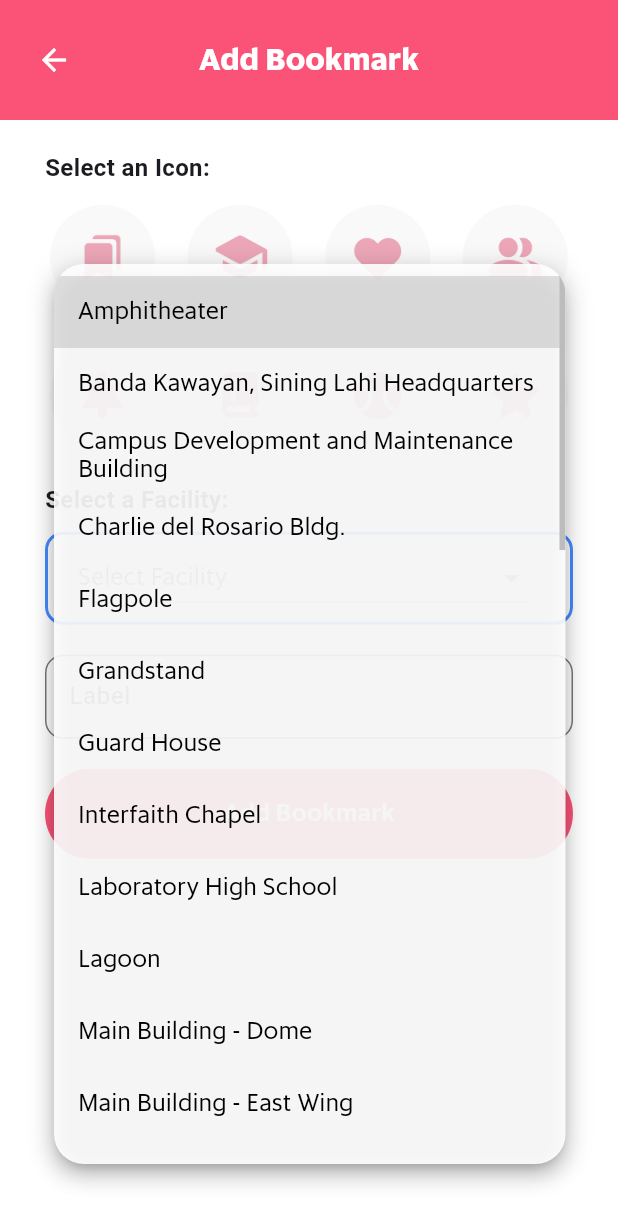
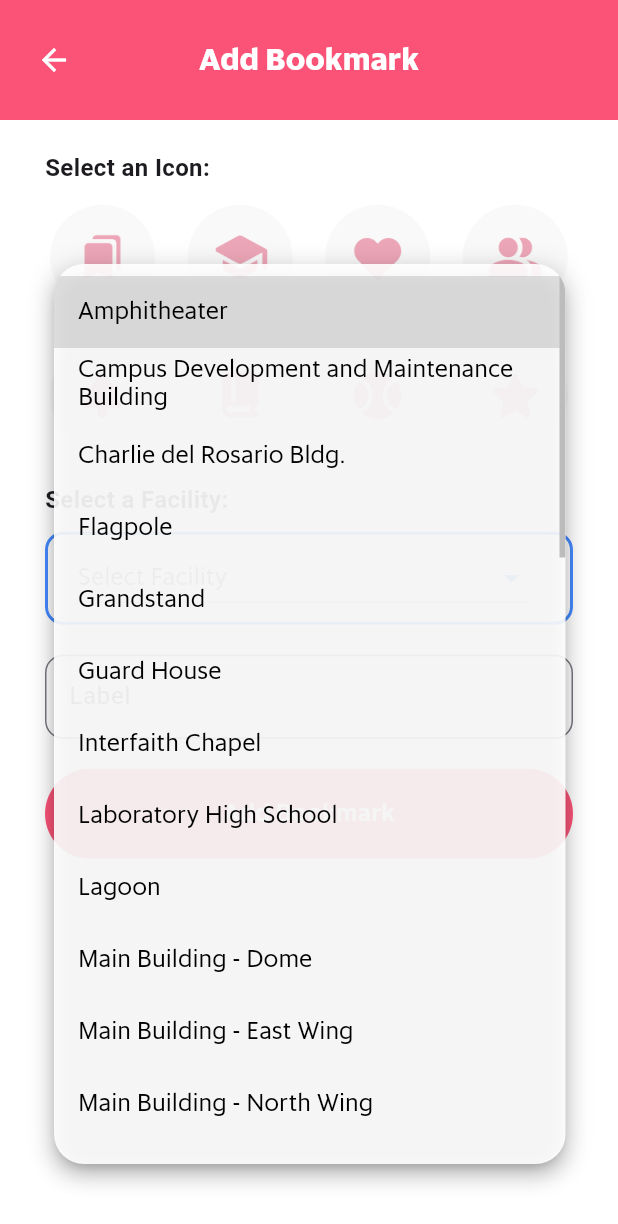
Before and after one commit to perbik/PUPathFinder, a Flutter app: the AddIconPage screen opened directly, after a tap on "Select Facility", on a phone screen of 412 x 824 dp. Shown: the top 1224 px of the screen. Run offline on Flutter 3.47's test engine with Material 3 defaults, Android fonts, the phone set to English and light mode, and no system bars; our stand-ins replace google_maps_flutter.

Commit message:
chore: update facilities_list.dart

```diff
--- a/lib/model/facilities_list.dart
+++ b/lib/model/facilities_list.dart
@@ -6,23 +6,15 @@ List<FacilitiesModel> main_facilities_list = [
     "Amphitheater",
     "Located near at the lagoon and non-food stalls building",
     "assets/img/Amphitheater.png",
-    const LatLng(14.597349043021618, 121.01033935232498),
+    const LatLng(14.597315774401595, 121.01042679308465),
     isAvailable: true,
     facilityRooms: [],
   ),
   FacilitiesModel(
-    "Banda Kawayan, Sining Lahi Headquarters",
-    "Under construction",
-    "assets/img/Unavailable.png",
-    const LatLng(14.598181612866581, 121.01064866732835),                       // not final
-    isAvailable: false,
-    facilityRooms: [],
-  ), // disable
-  FacilitiesModel(
     "Campus Development and Maintenance Building",
     "Some descriptions here blah blah",
     "assets/img/Unavailable.png",
-    const LatLng(14.598181612866581, 121.01064866732835),                       // not final
+    const LatLng(14.596330048069238, 121.01118273009989),
     isAvailable: true,
     facilityRooms: [],
   ), // same building as building and grounds maintenance office
@@ -30,7 +22,7 @@ List<FacilitiesModel> main_facilities_list = [
     "Charlie del Rosario Bldg.",
     "Some descriptions here blah blah",
     "assets/img/Charlie-Bldg.png",
-    const LatLng(14.598181612866581, 121.01064866732835),                       // not final
+    const LatLng(14.597109560457717, 121.00961913582897),
     isAvailable: true,
     facilityRooms: [],
   ),
@@ -38,7 +30,7 @@ List<FacilitiesModel> main_facilities_list = [
     "Flagpole",
     "Under construction",
     "assets/img/Unavailable.png",
-    const LatLng(14.598181612866581, 121.01064866732835),                       // not final
+    const LatLng(14.597758807469413, 121.01099490159332),
     isAvailable: false,
     facilityRooms: [],
   ), // disable
@@ -46,7 +38,7 @@ List<FacilitiesModel> main_facilities_list = [
     "Grandstand",
     "Some descriptions here blah blah",
     "assets/img/Grandstand.png",
-    const LatLng(14.598181612866581, 121.01064866732835),                       // not final
+    const LatLng(14.598053558950635, 121.01150327191559),
     isAvailable: true,
     facilityRooms: [],
   ),
@@ -54,7 +46,7 @@ List<FacilitiesModel> main_facilities_list = [
     "Guard House",
     "Some descriptions here blah blah",
     "assets/img/Unavailable.png",
-    const LatLng(14.598181612866581, 121.01064866732835),                       // not final
+    const LatLng(14.599069282242757, 121.0118275771096),
     isAvailable: true,
     facilityRooms: [],
   ),
@@ -70,7 +62,7 @@ List<FacilitiesModel> main_facilities_list = [
     "Laboratory High School",
     "Some descriptions here blah blah",
     "assets/img/Unavailable.png",
-    const LatLng(14.598181612866581, 121.01064866732835),                       // not final
+    const LatLng(14.597435545725938, 121.00909547607279),
     isAvailable: true,
     facilityRooms: [],
   ),
@@ -78,7 +70,7 @@ List<FacilitiesModel> main_facilities_list = [
     "Lagoon",
     "Some descriptions here blah blah",
     "assets/img/Unavailable.png",
-    const LatLng(14.597732493280542, 121.01045090579692),
+    const LatLng(14.59773344800478, 121.0105642196839),
     isAvailable: true,
     facilityRooms: [],
   ),
@@ -86,7 +78,7 @@ List<FacilitiesModel> main_facilities_list = [
     "Main Building - Dome",
     "Some descriptions here blah blah",
     "assets/img/Unavailable.png",
-    const LatLng(14.598181612866581, 121.01064866732835),                       // not final
+    const LatLng(14.597002075341843, 121.0107718566613),
     isAvailable: true,
     facilityRooms: [],
   ),
@@ -94,7 +86,7 @@ List<FacilitiesModel> main_facilities_list = [
     "Main Building - East Wing",
     "Some descriptions here blah blah",
     "assets/img/Main-East.png",
-    const LatLng(14.598181612866581, 121.01064866732835),                       // not final
+    const LatLng(14.596726938008107, 121.01105080639991),
     isAvailable: true,
     facilityRooms: [],
   ),
@@ -102,7 +94,7 @@ List<FacilitiesModel> main_facilities_list = [
     "Main Building - North Wing",
     "Under construction",
     "assets/img/Unavailable.png",
-    const LatLng(14.598181612866581, 121.01064866732835),                       // not final
+    const LatLng(14.597323933668806, 121.01087646282261),
     isAvailable: false,
     facilityRooms: [],
   ), // disable
@@ -110,7 +102,7 @@ List<FacilitiesModel> main_facilities_list = [
     "Main Building - South Wing",
     "Some descriptions here blah blah",
     "assets/img/Southwing.png",
-    const LatLng(14.598181612866581, 121.01064866732835),                       // not final
+    const LatLng(14.596527073881502, 121.01065920390326),
     isAvailable: true,
     facilityRooms: [
       'Accounting Office',
@@ -126,7 +118,7 @@ List<FacilitiesModel> main_facilities_list = [
     "Main Building - West Wing",
     "Some descriptions here blah blah",
     "assets/img/Main-West.png",
-    const LatLng(14.598181612866581, 121.01064866732835),                       // not final
+    const LatLng(14.596885271797717, 121.01042853393947),
     isAvailable: true,
     facilityRooms: ['W101-W620'], // sample
   ),
@@ -134,7 +126,7 @@ List<FacilitiesModel> main_facilities_list = [
     "Main Gate",
     "Some descriptions here blah blah",
     "assets/img/Main-Gate.png",
-    const LatLng(14.598181612866581, 121.01064866732835),                       // not final
+    const LatLng(14.5991275421742, 121.01176614564403),
     isAvailable: true,
     facilityRooms: [],
   ),
@@ -142,7 +134,7 @@ List<FacilitiesModel> main_facilities_list = [
     "Nemesio E. Prudente Freedom Park",
     "Under construction",
     "assets/img/Unavailable.png",
-    const LatLng(14.598181612866581, 121.01064866732835),                       // not final
+    const LatLng(14.597878105937333, 121.01095795526388),
     isAvailable: false,
     facilityRooms: [],
   ), // disable
@@ -150,7 +142,7 @@ List<FacilitiesModel> main_facilities_list = [
     "Ninoy Aquino Library",
     "Some descriptions here blah blah",
     "assets/img/Unavailable.png",
-    const LatLng(14.598181612866581, 121.01064866732835),                       // not final
+    const LatLng(14.597887499712517, 121.00975740230176),
     isAvailable: true,
     facilityRooms: [],
   ),
@@ -158,7 +150,7 @@ List<FacilitiesModel> main_facilities_list = [
     "Non-Food Stalls Building",
     "Some descriptions here blah blah",
     "assets/img/Unavailable.png",
-    const LatLng(14.598181612866581, 121.01064866732835),                       // not final
+    const LatLng(14.597401122747984, 121.01007603247875),
     isAvailable: true,
     facilityRooms: [],
   ),
@@ -166,7 +158,7 @@ List<FacilitiesModel> main_facilities_list = [
     "North Parking Area",
     "Some descriptions here blah blah",
     "assets/img/Unavailable.png",
-    const LatLng(14.598181612866581, 121.01064866732835),                       // not final
+    const LatLng(14.598430772341226, 121.01025241703353),
     isAvailable: true,
     facilityRooms: [],
   ),
@@ -174,7 +166,7 @@ List<FacilitiesModel> main_facilities_list = [
     "Nutrition and Food Science Building",
     "Some descriptions here blah blah",
     "assets/img/Nutrition.png",
-    const LatLng(14.598181612866581, 121.01064866732835),                       // not final
+    const LatLng(14.596837658278444, 121.01165970026874),
     isAvailable: true,
     facilityRooms: [],
   ),
@@ -182,7 +174,7 @@ List<FacilitiesModel> main_facilities_list = [
     "Open Court",
     "Under construction",
     "assets/img/Unavailable.png",
-    const LatLng(14.598181612866581, 121.01064866732835),                       // not final
+    const LatLng(14.598887613065498, 121.0111305245991),
     isAvailable: false,
     facilityRooms: [],
   ), // disable
@@ -190,7 +182,7 @@ List<FacilitiesModel> main_facilities_list = [
     "Oval Openfield",
     "Track and Field Oval",
     "assets/img/Unavailable.png",
-    const LatLng(14.598181612866581, 121.01064866732835),                       // not final
+    const LatLng(14.59812960213433, 121.01204848293952),
     isAvailable: true,
     facilityRooms: [],
   ),
@@ -198,7 +190,7 @@ List<FacilitiesModel> main_facilities_list = [
     "Physical Education Building",
     "Some descriptions here blah blah",
     "assets/img/Unavailable.png",
-    const LatLng(14.598181612866581, 121.01064866732835),                       // not final
+    const LatLng(14.598354211639286, 121.01013347295763),
     isAvailable: true,
     facilityRooms: [],
   ),
@@ -206,7 +198,7 @@ List<FacilitiesModel> main_facilities_list = [
     "Printing Press Building",
     "Some descriptions here blah blah",
     "assets/img/Unavailable.png",
-    const LatLng(14.598181612866581, 121.01064866732835),                       // not final
+    const LatLng(14.597304092612367, 121.00872615883056),
     isAvailable: true,
     facilityRooms: [],
   ),
@@ -214,7 +206,7 @@ List<FacilitiesModel> main_facilities_list = [
     "Property and Supply Building",
     "Some descriptions here blah blah",
     "assets/img/Unavailable.png",
-    const LatLng(14.598181612866581, 121.01064866732835),                       // not final
+    const LatLng(14.59748248427277, 121.00864482143245),
     isAvailable: true,
     facilityRooms: [],
   ),
@@ -222,7 +214,7 @@ List<FacilitiesModel> main_facilities_list = [
     "PUP Gymnasium",
     "Some descriptions here blah blah",
     "assets/img/Gymnasium.png",
-    const LatLng(14.598181612866581, 121.01064866732835),                       // not final
+    const LatLng(14.599212399115132, 121.01081100593235),
     isAvailable: true,
     facilityRooms: [],
   ),
@@ -230,7 +222,7 @@ List<FacilitiesModel> main_facilities_list = [
     "PUP Linear Park",
     "Some descriptions here blah blah",
     "assets/img/Linear Park.png",
-    const LatLng(14.598181612866581, 121.01064866732835),                       // not final
+    const LatLng(14.596885051943044, 121.0094992503434),
     isAvailable: true,
     facilityRooms: [],
   ),
@@ -238,7 +230,7 @@ List<FacilitiesModel> main_facilities_list = [
     "PUP Obelisk",
     "Mabini Monument is located here",
     "assets/img/Obelisk.png",
-    const LatLng(14.598181612866581, 121.01064866732835),                       // not final
+    const LatLng(14.598197971986368, 121.01075044155681),
     isAvailable: true,
     facilityRooms: [],
   ),
@@ -246,7 +238,7 @@ List<FacilitiesModel> main_facilities_list = [
     "PUP Sta. Mesa Ferry Station",
     "Some descriptions here blah blah",
     "assets/img/Unavailable.png",
-    const LatLng(14.598181612866581, 121.01064866732835),                       // not final
+    const LatLng(14.596151031940266, 121.01083796544616),
     isAvailable: true,
     facilityRooms: [],
   ),
@@ -254,7 +246,7 @@ List<FacilitiesModel> main_facilities_list = [
     "Pylon",
     "Some descriptions here blah blah",
     "assets/img/Pylon.png",
-    const LatLng(14.598181612866581, 121.01064866732835),                       // not final
+    const LatLng(14.599168446580144, 121.01179401369039),
     isAvailable: true,
     facilityRooms: [],
   ),
@@ -262,7 +254,7 @@ List<FacilitiesModel> main_facilities_list = [
     "R.C. Overhead Water Tank",
     "Some descriptions here blah blah",
     "assets/img/Unavailable.png",
-    const LatLng(14.598181612866581, 121.01064866732835),                       // not final
+    const LatLng(14.597694229595374, 121.00933741907846),
     isAvailable: true,
     facilityRooms: [],
   ),
@@ -270,7 +262,7 @@ List<FacilitiesModel> main_facilities_list = [
     "Souvenir Shop",
     "Some descriptions here blah blah",
     "assets/img/Souvenir-Shop.png",
-    const LatLng(14.598181612866581, 121.01064866732835),                       // not final
+    const LatLng(14.59850611932948, 121.01123519744411),
     isAvailable: true,
     facilityRooms: [],
   ), // gazebo
@@ -278,7 +270,7 @@ List<FacilitiesModel> main_facilities_list = [
     "Student Canteen",
     "Some descriptions here blah blah",
     "assets/img/Student-Canteen.png",
-    const LatLng(14.598181612866581, 121.01064866732835),                       // not final
+    const LatLng(14.5969542080325, 121.00980350685204),
     isAvailable: true,
     facilityRooms: [],
   ),
@@ -286,7 +278,7 @@ List<FacilitiesModel> main_facilities_list = [
     "Swimming Pool",
     "Some descriptions here blah blah",
     "assets/img/Pool.png",
-    const LatLng(14.598181612866581, 121.01064866732835),                       // not final
+    const LatLng(14.59882074982841, 121.01030768996343),
     isAvailable: true,
     facilityRooms: [],
   ),
@@ -294,7 +286,7 @@ List<FacilitiesModel> main_facilities_list = [
     "Tahanan ng Alumni",
     "Some descriptions here blah blah",
     "assets/img/Unavailable.png",
-    const LatLng(14.598181612866581, 121.01064866732835),                       // not final
+    const LatLng(14.598511651410037, 121.01011642902255),
     isAvailable: true,
     facilityRooms: [],
   ),
@@ -302,7 +294,7 @@ List<FacilitiesModel> main_facilities_list = [
     "Tahanan ng Atleta",
     "Some descriptions here blah blah",
     "assets/img/Atleta.png",
-    const LatLng(14.598181612866581, 121.01064866732835),                       // not final
+    const LatLng(14.5982492517254, 121.01258625022864),
     isAvailable: true,
     facilityRooms: [],
   ),
@@ -310,7 +302,7 @@ List<FacilitiesModel> main_facilities_list = [
     "Tennis Court",
     "Some descriptions here blah blah",
     "assets/img/Tennis-Court.png",
-    const LatLng(14.598181612866581, 121.01064866732835),                       // not final
+    const LatLng(14.598635292281834, 121.01085427985609),
     isAvailable: true,
     facilityRooms: [],
   ),
@@ -318,7 +310,7 @@ List<FacilitiesModel> main_facilities_list = [
     "Visitors Information Center",
     "Some descriptions here blah blah",
     "assets/img/Visitors-Infor-Center.png",
-    const LatLng(14.598181612866581, 121.01064866732835),                       // not final
+    const LatLng(14.599089989173187, 121.01156921461765),
     isAvailable: true,
     facilityRooms: [],
   ),
--- a/lib/pages/map/map_content.dart
+++ b/lib/pages/map/map_content.dart
@@ -193,6 +193,7 @@ class _MapsContentState extends State<MapsContent> {
       zoomControlsEnabled: true,
       zoomGesturesEnabled: true,
       markers: _markers,
+      compassEnabled: false,
       onMapCreated: (GoogleMapController controller) {
         _controller = controller;
         _controller.animateCamera(CameraUpdate.newLatLngBounds(_bounds, 0));
```
